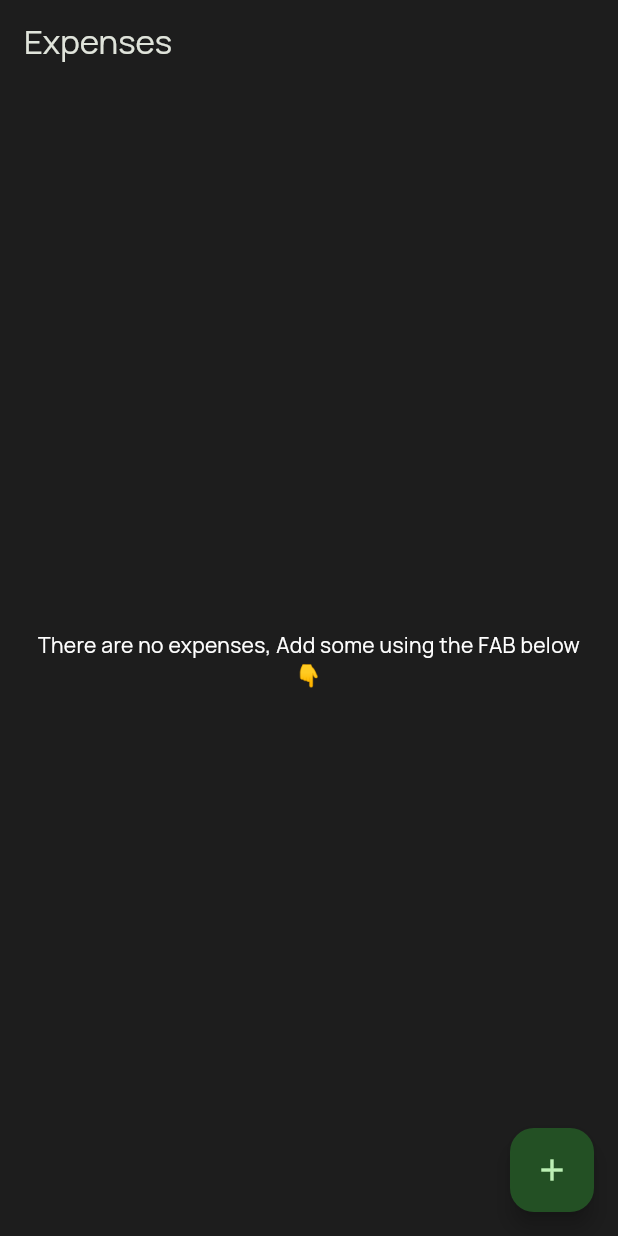
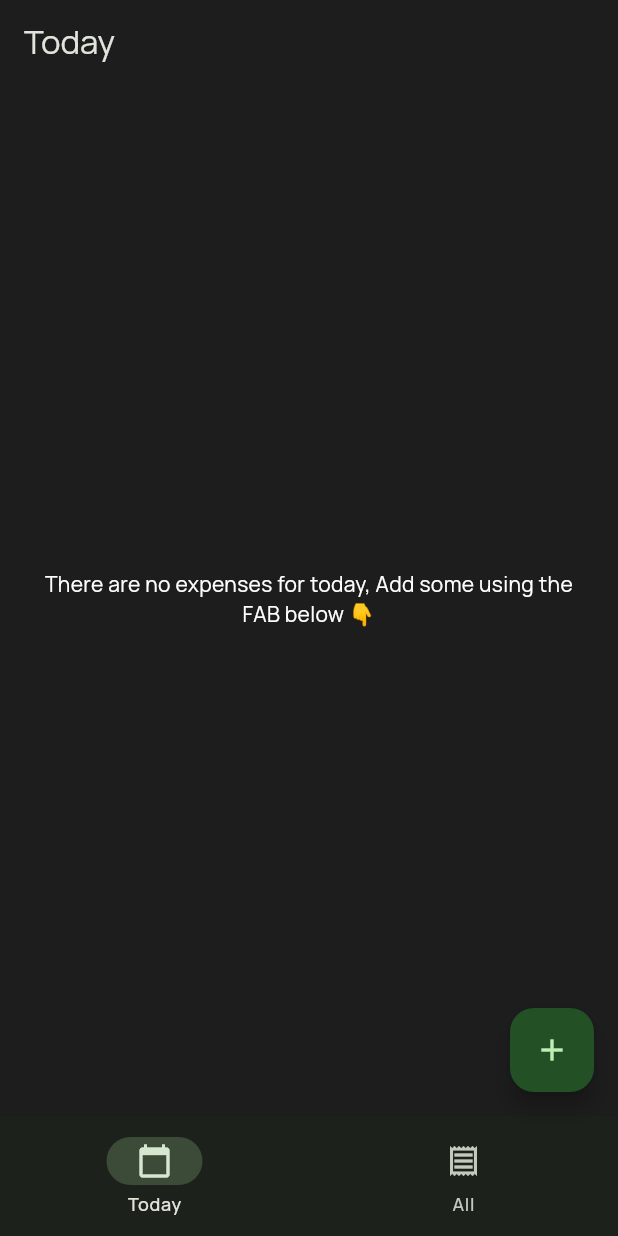
Before and after one commit to Navayuvan-SB/ipaidmoney, a Flutter app: the screen it shows after launch, on a phone screen of 412 x 824 dp. Run offline on Flutter 3.47's test engine with Material 3 defaults, Android fonts, the phone set to English and light mode, and no system bars; our stand-ins replace firebase_core, flutter_form_builder, focus_detector_v2, isar; missing offline and left inert: calendar_time; accounts and stored records are empty; generated files the repository leaves out were written again.

Commit message:
feat(expense): expose "all" and "today" tabs

```diff
--- a/lib/models/expenses/expense-model.dart
+++ b/lib/models/expenses/expense-model.dart
@@ -37,4 +37,16 @@ class Expense {
   Expense clone() {
     return Expense(name, cost, date, category, paymentMethod);
   }
+
+  @override
+  bool operator ==(Object other) =>
+      identical(this, other) ||
+      other is Expense &&
+          runtimeType == other.runtimeType &&
+          id == other.id &&
+          name == other.name &&
+          cost == other.cost &&
+          date == other.date &&
+          category == other.category &&
+          paymentMethod == other.paymentMethod;
 }
--- a/lib/screens/home/home.screen.dart
+++ b/lib/screens/home/home.screen.dart
@@ -2,10 +2,17 @@ import 'package:flutter/material.dart';
 import 'package:ipaidmoney/config/theme.dart';
 import 'package:ipaidmoney/models/expenses/expense-model.dart';
 import 'package:ipaidmoney/models/init.dart';
+import 'package:ipaidmoney/screens/home/all.tab.dart';
 import 'package:ipaidmoney/screens/home/expense-item.widget.dart';
+import 'package:ipaidmoney/screens/home/today.tab.dart';
 import 'package:ipaidmoney/widgets/defaults/default-bottom-sheet.dart';
 import 'package:ipaidmoney/widgets/expenses/add-edit-expense-form.dart';
 import 'package:isar/isar.dart';
+
+List<Widget> tabs = <Widget>[
+  const TodayTab(),
+  const AllTab(),
+];
 
 class HomeScreen extends StatefulWidget {
   const HomeScreen({super.key});
@@ -15,12 +22,24 @@ class HomeScreen extends StatefulWidget {
 }
 
 class _HomeScreenState extends State<HomeScreen> {
+  int currentPageIndex = 0;
+  late PageController _pageController;
+
+  List<Widget> tabs = [TodayTab(), AllTab()];
+
+  @override
+  void initState() {
+    super.initState();
+    _pageController = PageController(initialPage: currentPageIndex);
+  }
+
   void openExpenseAddEditBottomSheet(Expense? expense) {
     openDefaultBottomSheet(
       context: context,
       child: AddEditExpenseForm(
         expense: expense,
-        ));
+      ),
+    );
   }
 
   void onExpenseTap(Expense expense) {
@@ -37,51 +56,38 @@ class _HomeScreenState extends State<HomeScreen> {
           tooltip: 'Add Expense',
           child: const Icon(Icons.add),
         ),
-      appBar: AppBar(
-        title: Text("Expenses"),
-        backgroundColor: DarkTheme.scaffoldBackgroundColor,
+        bottomNavigationBar: NavigationBar(
+          onDestinationSelected: (int index) {
+            setState(() {
+              currentPageIndex = index;
+              _pageController.animateToPage(index,
+                  duration: Duration(milliseconds: 200), curve: Curves.linear);
+            });
+          },
+          selectedIndex: currentPageIndex,
+          destinations: const <Widget>[
+            NavigationDestination(
+              selectedIcon: Icon(Icons.calendar_today),
+              icon: Icon(Icons.calendar_today_outlined),
+              label: 'Today',
             ),
-      body: SafeArea(
-          child: StreamBuilder(
-        stream: LocalDB.instance.expenses
-            .where()
-            .sortByDateDesc()
-            .watch(fireImmediately: true),
-        builder: (context, snapshot) {
-          List<Expense>? expenses = snapshot.data;
-          if (expenses == null || expenses.isEmpty) {
-            return const Center(
-              child: Padding(
-                padding: EdgeInsets.all(16.0),
-                child: Text(
-                  "There are no expenses, Add some using the FAB below 👇",
-                  textAlign: TextAlign.center,
-                  style: TextStyle(color: Colors.white),
+            NavigationDestination(
+              selectedIcon: Icon(Icons.receipt),
+              icon: Icon(Icons.receipt_outlined),
+              label: 'All',
             ),
+          ],
         ),
-            );
+        body: PageView(
+          onPageChanged: (value) {
+            if (value != currentPageIndex) {
+              setState(() {
+                currentPageIndex = value;
+              });
             }
-
-          return ListView.separated(
-            separatorBuilder: (BuildContext context, int index) {
-              return const Divider(
-                color: Colors.white10,
-                height: 1, // Adjust the height of the divider as needed
-              );
           },
-            itemCount: expenses.length,
-            itemBuilder: (context, index) {
-              final expense = expenses[index];
-              return ExpenseItem(
-                expense: expense,
-                onTap: () {
-                  onExpenseTap(expense);
-                },
-              );
-            },
-          );
-        },
-      )),
-    );
+          controller: _pageController,
+          children: tabs,
+        ));
   }
 }
--- /dev/null
+++ b/lib/screens/home/today.tab.dart
@@ -0,0 +1,93 @@
+import 'package:flutter/material.dart';
+import 'package:ipaidmoney/config/theme.dart';
+import 'package:ipaidmoney/models/expenses/expense-model.dart';
+import 'package:ipaidmoney/models/init.dart';
+import 'package:ipaidmoney/screens/home/expense-item.widget.dart';
+import 'package:ipaidmoney/widgets/defaults/default-bottom-sheet.dart';
+import 'package:ipaidmoney/widgets/expenses/add-edit-expense-form.dart';
+import 'package:isar/isar.dart';
+
+class TodayTab extends StatefulWidget {
+  const TodayTab({super.key});
+
+  @override
+  State<TodayTab> createState() => _TodayTabState();
+}
+
+class _TodayTabState extends State<TodayTab> {
+  void openExpenseAddEditBottomSheet(Expense? expense) {
+    openDefaultBottomSheet(
+      context: context,
+      child: AddEditExpenseForm(
+        expense: expense,
+      ),
+    );
+  }
+
+  void onExpenseTap(Expense expense) {
+    openExpenseAddEditBottomSheet(expense);
+  }
+
+  @override
+  Widget build(BuildContext context) {
+    DateTime currentDate = DateTime.now();
+    DateTime startDateTime =
+        DateTime(currentDate.year, currentDate.month, currentDate.day, 0, 0, 0);
+    DateTime endDateTime = DateTime(
+        currentDate.year, currentDate.month, currentDate.day, 23, 59, 59);
+
+    return Scaffold(
+      appBar: AppBar(
+        title: const Text("Today"),
+        backgroundColor: DarkTheme.scaffoldBackgroundColor,
+      ),
+      body: SafeArea(
+          child: StreamBuilder(
+        stream: LocalDB.instance.expenses
+            .filter()
+            .dateBetween(startDateTime, endDateTime,
+                includeLower: true, includeUpper: true)
+            .sortByDateDesc()
+            .watch(fireImmediately: true),
+        builder: (context, snapshot) {
+          if (snapshot.connectionState == ConnectionState.waiting) {
+            return const SizedBox.shrink();
+          }
+
+          List<Expense>? expenses = snapshot.data;
+          if (expenses == null || expenses.isEmpty) {
+            return const Center(
+              child: Padding(
+                padding: EdgeInsets.all(16.0),
+                child: Text(
+                  "There are no expenses for today, Add some using the FAB below 👇",
+                  textAlign: TextAlign.center,
+                  style: TextStyle(color: Colors.white),
+                ),
+              ),
+            );
+          }
+
+          return ListView.separated(
+            separatorBuilder: (BuildContext context, int index) {
+              return const Divider(
+                color: Colors.white10,
+                height: 1, // Adjust the height of the divider as needed
+              );
+            },
+            itemCount: expenses.length,
+            itemBuilder: (context, index) {
+              final expense = expenses[index];
+              return ExpenseItem(
+                expense: expense,
+                onTap: () {
+                  onExpenseTap(expense);
+                },
+              );
+            },
+          );
+        },
+      )),
+    );
+  }
+}
--- a/pubspec.yaml
+++ b/pubspec.yaml
@@ -16,7 +16,7 @@ publish_to: "none" # Remove this line if you wish to publish to pub.dev
 # https://developer.apple.com/library/archive/documentation/General/Reference/InfoPlistKeyReference/Articles/CoreFoundationKeys.html
 # In Windows, build-name is used as the major, minor, and patch parts
 # of the product and file versions while build-number is used as the build suffix.
-version: 1.0.0+1
+version: 1.0.1+1
 
 environment:
   sdk: ">=3.3.0 <4.0.0"
@@ -41,6 +41,8 @@ dependencies:
   isar: ^3.1.0+1
   isar_flutter_libs: ^3.1.0+1
   focus_detector_v2: ^3.1.0+1
+  firebase_core: ^2.30.1
+  calendar_time: ^2.3.0
 
 dev_dependencies:
   flutter_test:
```
Also changed, not shown: lib/screens/home/all.tab.dart (added, +85 -0 lines), lib/screens/home/expense-item.widget.dart (+61 -15 lines), lib/utils/configs.dart (added, +16 -0 lines), lib/utils/extentions.dart (+32 -0 lines), lib/widgets/expenses/add-edit-expense-form.dart (+7 -4 lines), firebase.json (added), lib/firebase_options.dart (added), pubspec.lock, 6 other files. Lines whose indentation alone changed are shown as unchanged.
